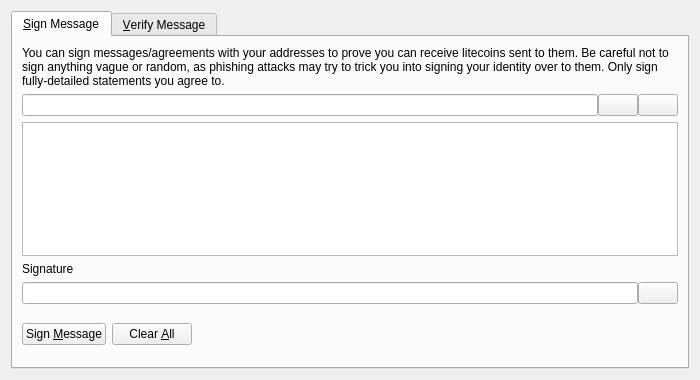
This is litecash/src/qt/forms/signverifymessagedialog.ui in litecoincash/LitecoinCash as Qt 5 draws it before an edit. The edited form follows.
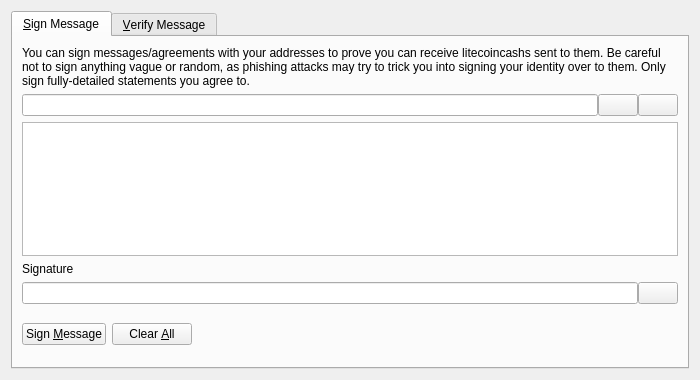
This is the edited form. Icons and pictures are not drawn. Custom widgets are drawn as their Qt base class.

What changed in the file:
```diff
--- a/litecash/src/qt/forms/signverifymessagedialog.ui
+++ b/litecash/src/qt/forms/signverifymessagedialog.ui
@@ -30,7 +30,7 @@
        <item>
         <widget class="QLabel" name="infoLabel_SM">
          <property name="text">
-          <string>You can sign messages/agreements with your addresses to prove you can receive litecoins sent to them. Be careful not to sign anything vague or random, as phishing attacks may try to trick you into signing your identity over to them. Only sign fully-detailed statements you agree to.</string>
+          <string>You can sign messages/agreements with your addresses to prove you can receive litecoincashs sent to them. Be careful not to sign anything vague or random, as phishing attacks may try to trick you into signing your identity over to them. Only sign fully-detailed statements you agree to.</string>
          </property>
          <property name="textFormat">
           <enum>Qt::PlainText</enum>
```
Left out of the diff: 8 changed lines with no effect on the pictures.
